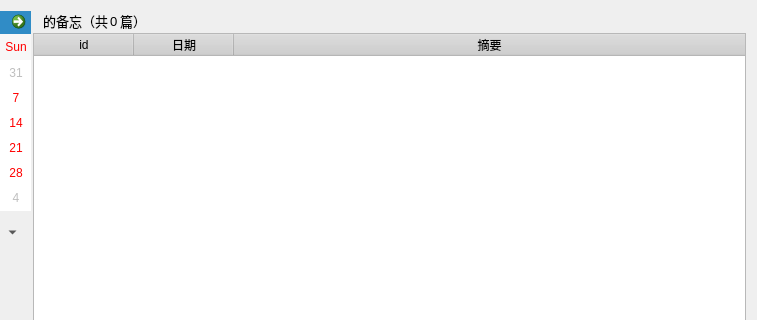
Old version of the form gui/memoWidget.ui in the repository WatsonJay/tomato_farm; both pictures show x 220 to 977 and y 0 to 320 of the 977 by 541 pixel window.
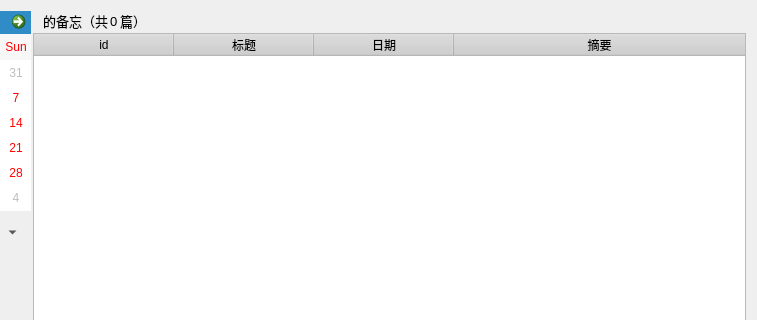
New version of the form. The open tabs and pages were chosen to show the change. Icons and pictures are not drawn.

Patch:
```diff
--- a/gui/memoWidget.ui
+++ b/gui/memoWidget.ui
@@ -402,6 +402,12 @@
        </item>
        <item>
         <widget class="QTableWidget" name="fileTableWidget">
+         <property name="minimumSize">
+          <size>
+           <width>708</width>
+           <height>0</height>
+          </size>
+         </property>
          <property name="styleSheet">
           <string notr="true">QHeaderView::section{
 	background: rgba(209, 209, 209, 90);
@@ -419,6 +425,12 @@
          <attribute name="horizontalHeaderCascadingSectionResizes">
           <bool>false</bool>
          </attribute>
+         <attribute name="horizontalHeaderDefaultSectionSize">
+          <number>140</number>
+         </attribute>
+         <attribute name="horizontalHeaderMinimumSectionSize">
+          <number>50</number>
+         </attribute>
          <attribute name="horizontalHeaderStretchLastSection">
           <bool>true</bool>
          </attribute>
@@ -426,16 +438,48 @@
           <property name="text">
            <string>id</string>
           </property>
+          <property name="textAlignment">
+           <set>AlignCenter</set>
+          </property>
+         </column>
+         <column>
+          <property name="text">
+           <string>标题</string>
+          </property>
+          <property name="font">
+           <font>
+            <family>Microsoft YaHei UI</family>
+           </font>
+          </property>
+          <property name="textAlignment">
+           <set>AlignCenter</set>
+          </property>
          </column>
          <column>
           <property name="text">
            <string>日期</string>
           </property>
+          <property name="font">
+           <font>
+            <family>Microsoft YaHei UI</family>
+           </font>
+          </property>
+          <property name="textAlignment">
+           <set>AlignCenter</set>
+          </property>
          </column>
          <column>
           <property name="text">
            <string>摘要</string>
           </property>
+          <property name="font">
+           <font>
+            <family>Microsoft YaHei UI</family>
+           </font>
+          </property>
+          <property name="textAlignment">
+           <set>AlignCenter</set>
+          </property>
          </column>
         </widget>
        </item>
```
Left out of the diff: 2 changed lines with no effect on the pictures.
